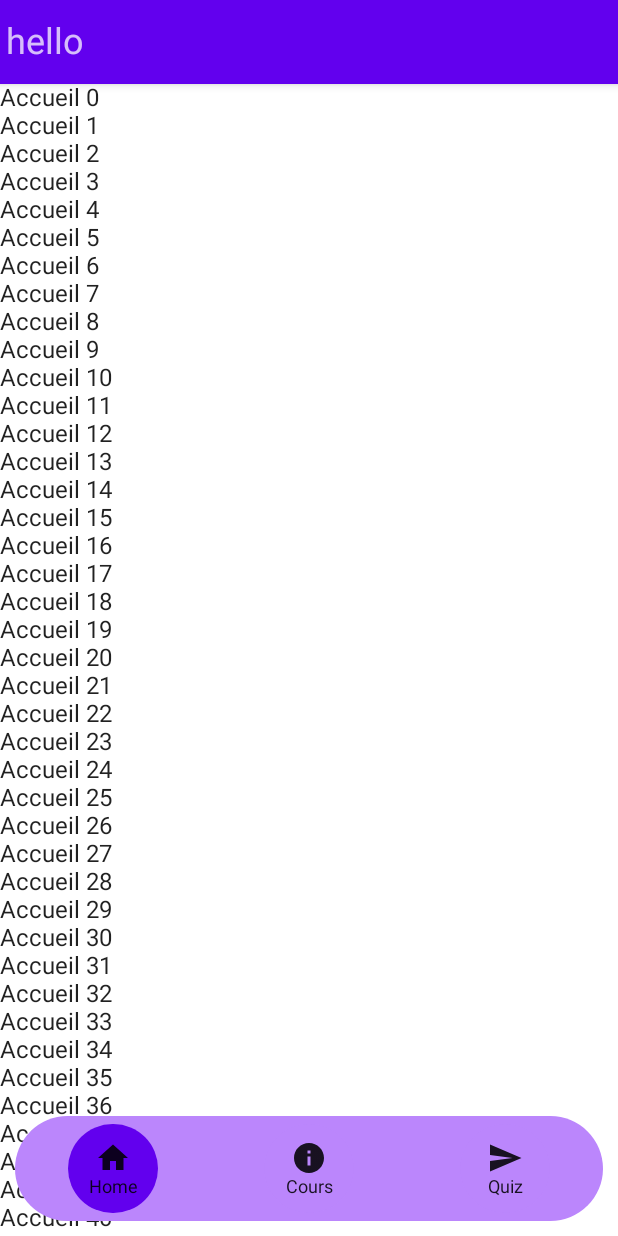
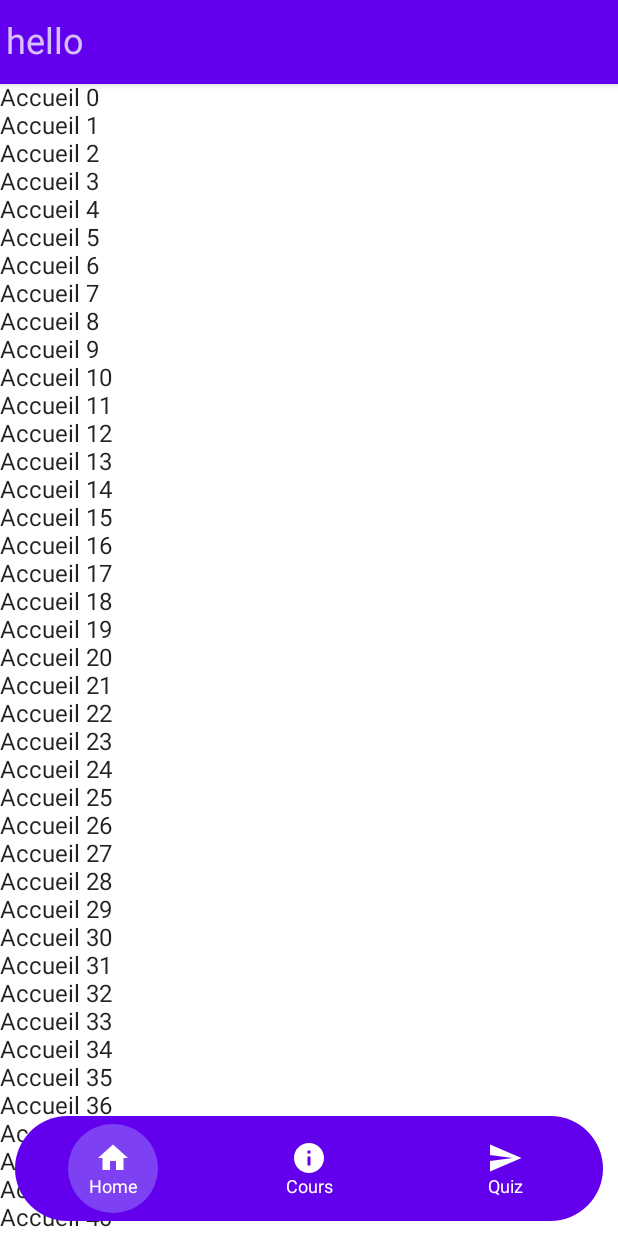
Before and after one commit to cherubalex/EZ_Docs_App, an Android app built with Jetpack Compose: the screen it shows after launch (MainActivity), on a phone screen of 412 x 824 dp. Run offline under Robolectric (Android 15) with nearby library versions, the phone set to English and light mode, and no system bars.

Commit message:
Gestions des couleurs avec le thème

```diff
--- a/app/src/main/java/com/example/ez_docs_app/NavBar.kt
+++ b/app/src/main/java/com/example/ez_docs_app/NavBar.kt
@@ -7,6 +7,7 @@ import androidx.compose.foundation.shape.CircleShape
 import androidx.compose.material.icons.Icons
 import androidx.compose.material.icons.filled.Home
 import androidx.compose.material.Icon
+import androidx.compose.material.MaterialTheme
 import androidx.compose.material.Surface
 import androidx.compose.material.Text
 import androidx.compose.runtime.Composable
@@ -22,8 +23,6 @@ import androidx.compose.ui.tooling.preview.Preview
 import androidx.compose.ui.unit.dp
 import androidx.compose.ui.unit.sp
 import androidx.navigation.NavHostController
-import com.example.ez_docs_app.ui.theme.Purple200
-import com.example.ez_docs_app.ui.theme.Purple500
 
 // Lien intéressant sur "Arrangement" :
 //  https://developer.android.com/reference/kotlin/androidx/compose/foundation/layout/Arrangement
@@ -48,8 +47,8 @@ class NavBarElementDescriptor(title : String, navigationDest : String, icon : Im
 //Permet d'obtenir une couleur si l'élément est sélectionné (ou pas).
 @Composable
 fun getColorForSelection(selected : Boolean) : Color {
-    if(selected) return Purple500           //Sélectionné
-    return Purple200                        //Pas sélectionné
+    if(selected) return MaterialTheme.colors.primaryVariant //Sélectionné
+    return MaterialTheme.colors.primary                     //Pas sélectionné
 }
 
 ///////////////////////////
@@ -113,7 +112,7 @@ fun navBarShape(screenWidth : Int, content: @Composable () -> Unit) {
             .clip(CircleShape)
             .width((screenWidth - navBarPaddingOnSides / 2).dp)
             .height(navBarHeight.dp)
-            .background(Purple200),
+            .background(MaterialTheme.colors.primary)
     ) {
         Row(
             modifier = Modifier.fillMaxSize(),      //Faire en sorte que la ligne prenne tout l'espace
@@ -141,9 +140,9 @@ fun navBarItem(navBarElem : NavBarElementDescriptor, backgroundCol : Color, oncl
             verticalArrangement = Arrangement.Center            //centrer verticalement
         ) {
             Icon(
-                navBarElem.elementIcon, contentDescription = null
+                navBarElem.elementIcon, contentDescription = null, tint = MaterialTheme.colors.onPrimary
             )
-            Text(navBarElem.elementTitle, fontSize = 12.sp)     //afficher le texte
+            Text(navBarElem.elementTitle, fontSize = 12.sp, color = MaterialTheme.colors.onPrimary)     //afficher le texte
         }
     }
 }
@@ -156,7 +155,7 @@ fun navBarItem(navBarElem : NavBarElementDescriptor, backgroundCol : Color, oncl
 fun navBarItemPreview() {
     navBarItem(
         navBarElem = NavBarElementDescriptor("Text", "idk", Icons.Default.Home),
-        backgroundCol = Color.White,
+        backgroundCol = MaterialTheme.colors.primary,
         onclick = {}
     )
 }
--- a/app/src/main/java/com/example/ez_docs_app/ui/theme/Color.kt
+++ b/app/src/main/java/com/example/ez_docs_app/ui/theme/Color.kt
@@ -3,6 +3,7 @@ package com.example.ez_docs_app.ui.theme
 import androidx.compose.ui.graphics.Color
 
 val Purple200 = Color(0xFFBB86FC)
+val Purple400 = Color(0xFF7D40F2)
 val Purple500 = Color(0xFF6200EE)
 val Purple700 = Color(0xFF3700B3)
 val Teal200 = Color(0xFF03DAC5)
--- a/app/src/main/java/com/example/ez_docs_app/ui/theme/Theme.kt
+++ b/app/src/main/java/com/example/ez_docs_app/ui/theme/Theme.kt
@@ -8,13 +8,13 @@ import androidx.compose.runtime.Composable
 
 private val DarkColorPalette = darkColors(
     primary = Purple200,
-    primaryVariant = Purple700,
+    primaryVariant = Purple400,
     secondary = Teal200
 )
 
 private val LightColorPalette = lightColors(
     primary = Purple500,
-    primaryVariant = Purple700,
+    primaryVariant = Purple400,
     secondary = Teal200
 
     /* Other default colors to override
```
